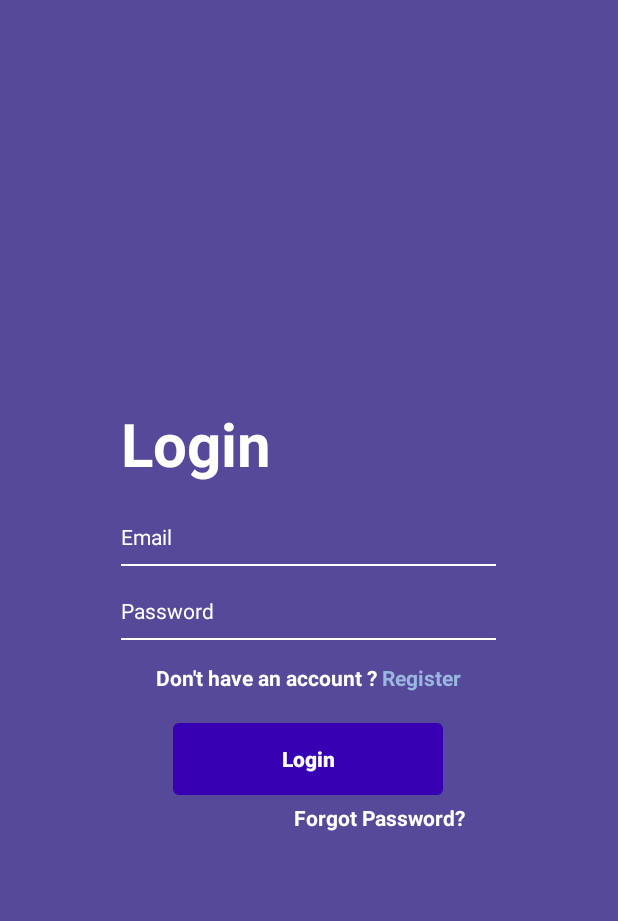
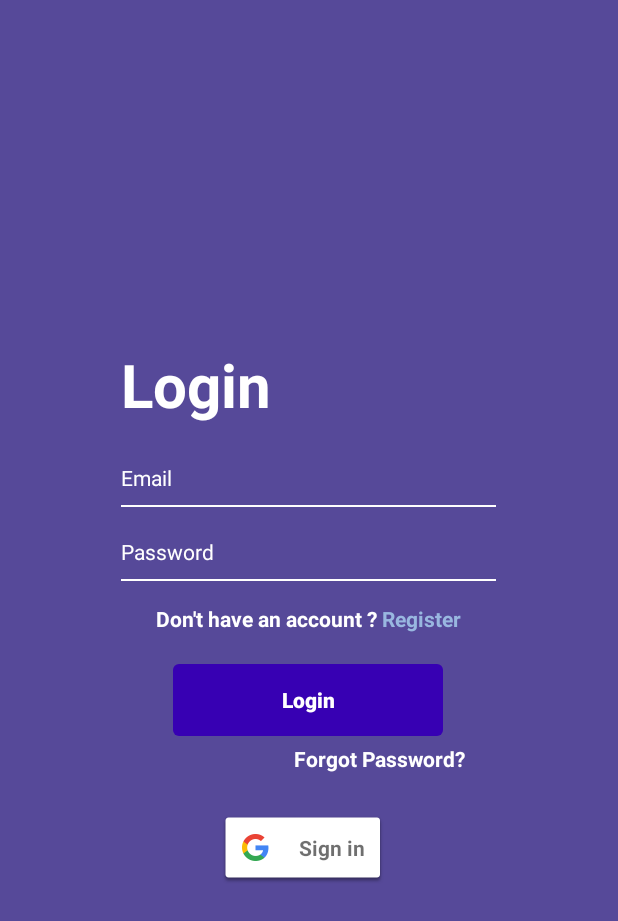
Before and after one commit to sonseungbeom0530/EzBook, an Android app: the screen it shows after launch (LoginActivity), on a phone screen of 412 x 824 dp. Shown: the top 921 px of the screen. Run offline under Robolectric (Android 15) with nearby library versions, the phone set to English and light mode, and no system bars; our stand-ins replace Firebase (no records; nobody signed in at launch, a user with empty details on screens opened directly).

Commit message:
create function that Google sign in

```diff
--- a/app/build.gradle
+++ b/app/build.gradle
@@ -59,6 +59,9 @@
     implementation 'com.google.firebase:firebase-auth:19.1.0'
     implementation 'com.google.firebase:firebase-storage:19.1.1'
 
+    //google sign in library
+    implementation 'com.google.android.gms:play-services-auth:17.0.0'
+
     //Dashboard design
     implementation "androidx.cardview:cardview:1.0.0"
     implementation 'com.google.android.material:material:1.0.0'
--- a/app/src/main/java/com/example/ezbook/LoginActivity.java
+++ b/app/src/main/java/com/example/ezbook/LoginActivity.java
@@ -33,16 +33,26 @@
 import android.widget.Toast;
 
 
+import com.google.android.gms.auth.api.signin.GoogleSignIn;
+import com.google.android.gms.auth.api.signin.GoogleSignInAccount;
+import com.google.android.gms.auth.api.signin.GoogleSignInClient;
+import com.google.android.gms.auth.api.signin.GoogleSignInOptions;
+import com.google.android.gms.common.SignInButton;
+import com.google.android.gms.common.api.ApiException;
 import com.google.android.gms.tasks.OnCompleteListener;
 import com.google.android.gms.tasks.OnFailureListener;
 
 import com.google.android.gms.tasks.OnSuccessListener;
 
 import com.google.android.gms.tasks.Task;
+import com.google.android.material.snackbar.Snackbar;
+import com.google.firebase.auth.AuthCredential;
 import com.google.firebase.auth.AuthResult;
 
 import com.google.firebase.auth.FirebaseAuth;
 
+import com.google.firebase.auth.FirebaseUser;
+import com.google.firebase.auth.GoogleAuthProvider;
 import com.google.firebase.database.DataSnapshot;
 
 import com.google.firebase.database.DatabaseError;
@@ -59,12 +69,16 @@
 
 public class LoginActivity extends AppCompatActivity {
 
+    private static final int RC_SIGN_IN = 100;
+    GoogleSignInClient googleSignInClient;
+
     //views
     EditText etEmail,etPassword;
     Button btnLogin;
     TextView tvReg,tvForgotPassword;
     FirebaseAuth firebaseAuth;
     ProgressDialog progressDialog;
+    SignInButton googleLoginBtn;
 
     @Override
 
@@ -72,12 +86,20 @@
         super.onCreate(savedInstanceState);
         setContentView(R.layout.activity_login);
 
+        // Configure Google Sign In
+        GoogleSignInOptions gso = new GoogleSignInOptions.Builder(GoogleSignInOptions.DEFAULT_SIGN_IN)
+                .requestIdToken(getString(R.string.default_web_client_id))
+                .requestEmail()
+                .build();
+        googleSignInClient = GoogleSignIn.getClient(this,gso);
+
         //init views
         etEmail=findViewById(R.id.etEmail);
         etPassword=findViewById(R.id.etPass);
         btnLogin=findViewById(R.id.btnLogin);
         tvReg=findViewById(R.id.tvReg);
         tvForgotPassword=findViewById(R.id.forgotPassword);
+        googleLoginBtn=findViewById(R.id.googleLoginBtn);
 
         firebaseAuth=FirebaseAuth.getInstance();
 
@@ -109,6 +131,16 @@
             @Override
             public void onClick(View v) {
                 showRecoverPasswordDialog();
+            }
+        });
+        //handle google login btn
+        googleLoginBtn.setOnClickListener(new View.OnClickListener() {
+            @Override
+            public void onClick(View v) {
+                //begin google login process
+                Intent signInIntent = googleSignInClient.getSignInIntent();
+                startActivityForResult(signInIntent, RC_SIGN_IN);
+
             }
         });
 
@@ -227,6 +259,57 @@
 
     }
 
+    @Override
+    public void onActivityResult(int requestCode, int resultCode, Intent data) {
+        super.onActivityResult(requestCode, resultCode, data);
+
+        // Result returned from launching the Intent from GoogleSignInApi.getSignInIntent(...);
+        if (requestCode == RC_SIGN_IN) {
+            Task<GoogleSignInAccount> task = GoogleSignIn.getSignedInAccountFromIntent(data);
+            try {
+                // Google Sign In was successful, authenticate with Firebase
+                GoogleSignInAccount account = task.getResult(ApiException.class);
+                firebaseAuthWithGoogle(account);
+            } catch (ApiException e) {
+                // Google Sign In failed, update UI appropriately
+                Toast.makeText(this,""+e.getMessage(),Toast.LENGTH_SHORT).show();
+                // ...
+            }
+        }
+    }
+    private void firebaseAuthWithGoogle(GoogleSignInAccount acct) {
+
+
+        AuthCredential credential = GoogleAuthProvider.getCredential(acct.getIdToken(), null);
+        firebaseAuth.signInWithCredential(credential)
+                .addOnCompleteListener(this, new OnCompleteListener<AuthResult>() {
+                    @Override
+                    public void onComplete(@NonNull Task<AuthResult> task) {
+                        if (task.isSuccessful()) {
+                            // Sign in success, update UI with the signed-in user's information
+                            FirebaseUser user = firebaseAuth.getCurrentUser();
+                            //show user email in toast
+                            Toast.makeText(LoginActivity.this,""+user.getEmail(),Toast.LENGTH_SHORT).show();
+                            //go to main activity after login
+                            startActivity(new Intent(LoginActivity.this,MainActivity.class));
+                            finish();
+                            //updateUI(user);
+                        } else {
+                            // If sign in fails, display a message to the user.
+                            Toast.makeText(LoginActivity.this,"Login Failed",Toast.LENGTH_SHORT).show();
+                            //updateUI(null);
+                        }
+
+                        // ...
+                    }
+                }).addOnFailureListener(new OnFailureListener() {
+            @Override
+            public void onFailure(@NonNull Exception e) {
+                //get and show error message
+                Toast.makeText(LoginActivity.this,""+e.getMessage(),Toast.LENGTH_SHORT).show();
+            }
+        });
+    }
 
 
     /*private void makeMeOnline() {
--- a/app/src/main/res/layout/activity_login.xml
+++ b/app/src/main/res/layout/activity_login.xml
@@ -12,6 +12,7 @@
     tools:context=".LoginActivity">
 
     <LinearLayout
+        android:id="@+id/layout"
         android:layout_width="250dp"
         android:layout_height="wrap_content"
         android:orientation="vertical">
@@ -108,4 +109,14 @@
 
     </LinearLayout>
 
+    <com.google.android.gms.common.SignInButton
+        android:id="@+id/googleLoginBtn"
+        android:layout_width="wrap_content"
+        android:layout_height="wrap_content"
+        android:layout_below="@id/layout"
+        android:padding="5dp"
+        android:layout_marginLeft="60dp"
+        android:layout_marginTop="20dp">
+    </com.google.android.gms.common.SignInButton>
+
 </RelativeLayout>
```
